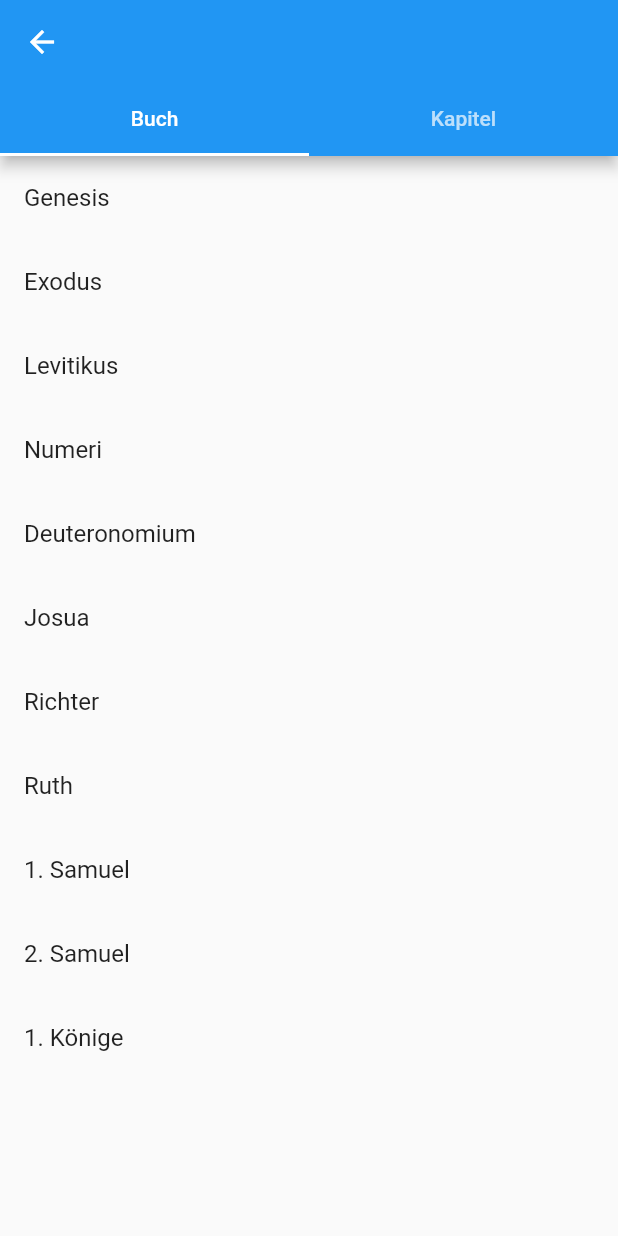
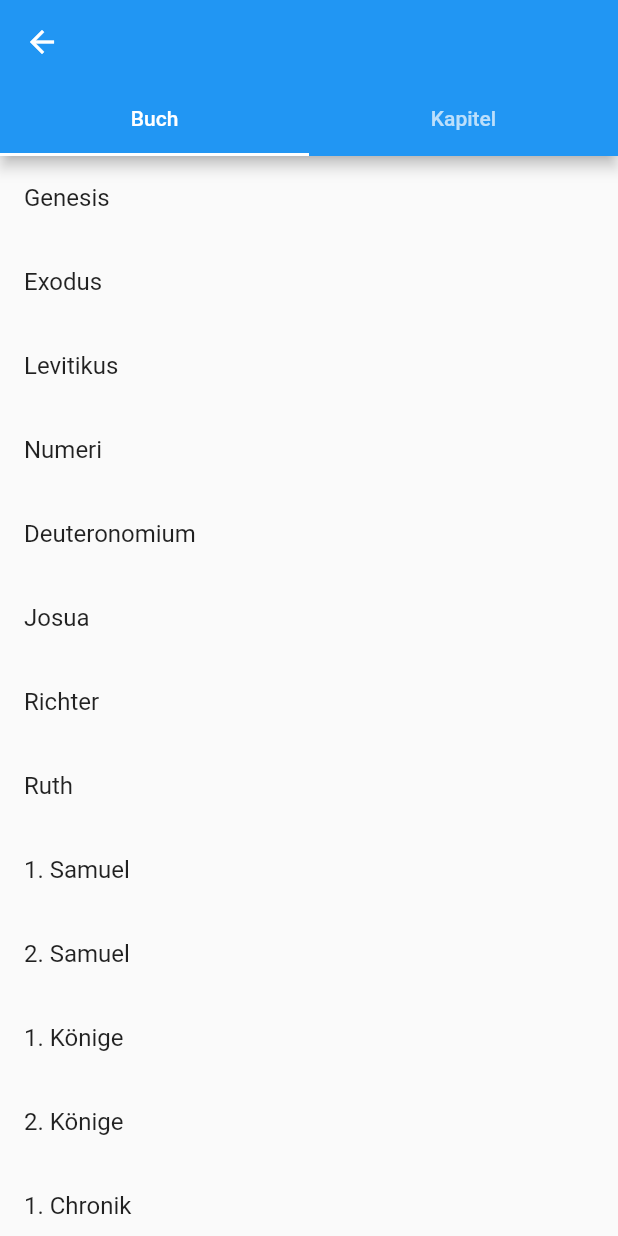
Before and after one commit to JosuaKugler/bible_by_heart, a Flutter app: the SelectPassage screen opened directly with empty values, on a phone screen of 412 x 824 dp. Run offline on Flutter 3.47's test engine with Material 2 defaults, Android fonts, the phone set to English and light mode, and no system bars; our stand-ins replace shared_preferences, sqflite; accounts and stored records are empty.

Commit message:
added all books

```diff
--- a/lib/selectpassagepage.dart
+++ b/lib/selectpassagepage.dart
@@ -47,6 +47,61 @@ class _SelectPassageState extends State<SelectPassage>
     "1Sa": "1. Samuel",
     "2Sa": "2. Samuel",
     "1Ki": "1. Könige",
+    "2Ki": "2. Könige",
+    "1Ch": "1. Chronik",
+    "2Ch": "2. Chronik",
+    "Ezr": "Esra",
+    "Neh": "Nehemia",
+    "Est": "Esther",
+    "Job": "Hiob",
+    "Psa": "Psalmen",
+    "Pro": "Sprüche",
+    "Ecc": "Prediger",
+    "Sol": "Hoheslied",
+    "Isa": "Jesaja",
+    "Jer": "Jeremia",
+    "Lam": "Klagelieder",
+    "Eze": "Hesekiel",
+    "Dan": "Daniel",
+    "Hos": "Hosea",
+    "Joe": "Joel",
+    "Amo": "Amos",
+    "Abd": "Obadja",
+    "Jon": "Jona",
+    "Mic": "Micha",
+    "Nah": "Nahum",
+    "Hab": "Habakuk",
+    "Zep": "Zefanja",
+    "Hag": "Haggai",
+    "Zec": "Sacharja",
+    "Mal": "Maleachi",
+    "Mat": "Matthäus",
+    "Mar": "Markus",
+    "Luk": "Lukas",
+    "Joh": "Johannes",
+    "Act": "Apostelgeschichte",
+    "Rom": "Römer",
+    "1Co": "1. Korinther",
+    "2Co": "2. Korinther",
+    "Gal": "Galater",
+    "Eph": "Epheser",
+    "Phi": "Philipper",
+    "Col": "Kolosser",
+    "1Th": "1. Thessalonicher",
+    "2Th": "2. Thessalonicher",
+    "1Ti": "1. Timotheus",
+    "2Ti": "2. Timotheus",
+    "Tit": "Titus",
+    "Phm": "Philemon",
+    "Heb": "Hebräer",
+    "Jam": "Jakobus",
+    "1Pe": "1. Petrus",
+    "2Pe": "2. Petrus",
+    "1Jo": "1. Johannes",
+    "2Jo": "2. Johannes",
+    "3Jo": "3. Johannes",
+    "Jud": "Judas",
+    "Rev": "Offenbarung",
   };
 
   List<ListTile> generateBookList() {
```
